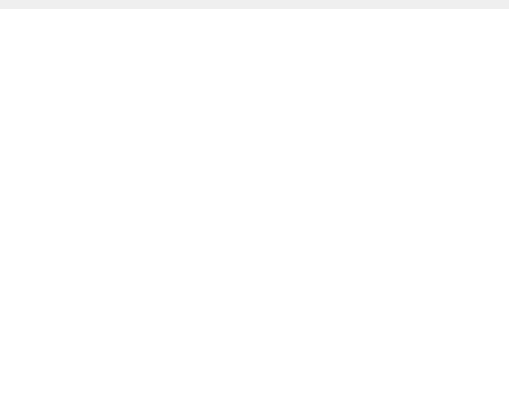
The window that src/historyview.ui (baleboy/flexo) describes before a commit, drawn with Qt 5; both pictures show x 145 to 654 and y 0 to 394 of the 800 by 480 pixel window.
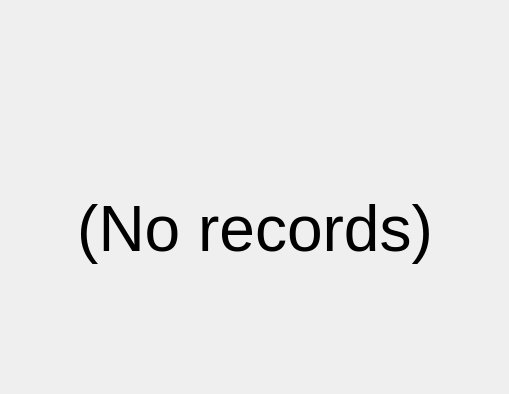
The same window after the commit.

Commit message: When there are no records, the history view shows the message "no records"

```diff
--- a/src/historyview.ui
+++ b/src/historyview.ui
@@ -16,13 +16,36 @@
   <widget class="QWidget" name="centralwidget">
    <layout class="QHBoxLayout" name="horizontalLayout">
     <item>
-     <widget class="QListView" name="listView">
-      <property name="frameShape">
-       <enum>QFrame::NoFrame</enum>
+     <widget class="QStackedWidget" name="stackedWidget">
+      <property name="currentIndex">
+       <number>1</number>
       </property>
-      <property name="verticalScrollMode">
-       <enum>QAbstractItemView::ScrollPerPixel</enum>
-      </property>
+      <widget class="QWidget" name="defaultPage">
+       <layout class="QHBoxLayout" name="horizontalLayout_2">
+        <item>
+         <widget class="QListView" name="listView"/>
+        </item>
+       </layout>
+      </widget>
+      <widget class="QWidget" name="emptyPage">
+       <layout class="QHBoxLayout" name="horizontalLayout_3">
+        <item>
+         <widget class="QLabel" name="label">
+          <property name="font">
+           <font>
+            <pointsize>48</pointsize>
+           </font>
+          </property>
+          <property name="text">
+           <string>(No records)</string>
+          </property>
+          <property name="alignment">
+           <set>Qt::AlignCenter</set>
+          </property>
+         </widget>
+        </item>
+       </layout>
+      </widget>
      </widget>
     </item>
    </layout>
```
The commit also changes 2 other files.
